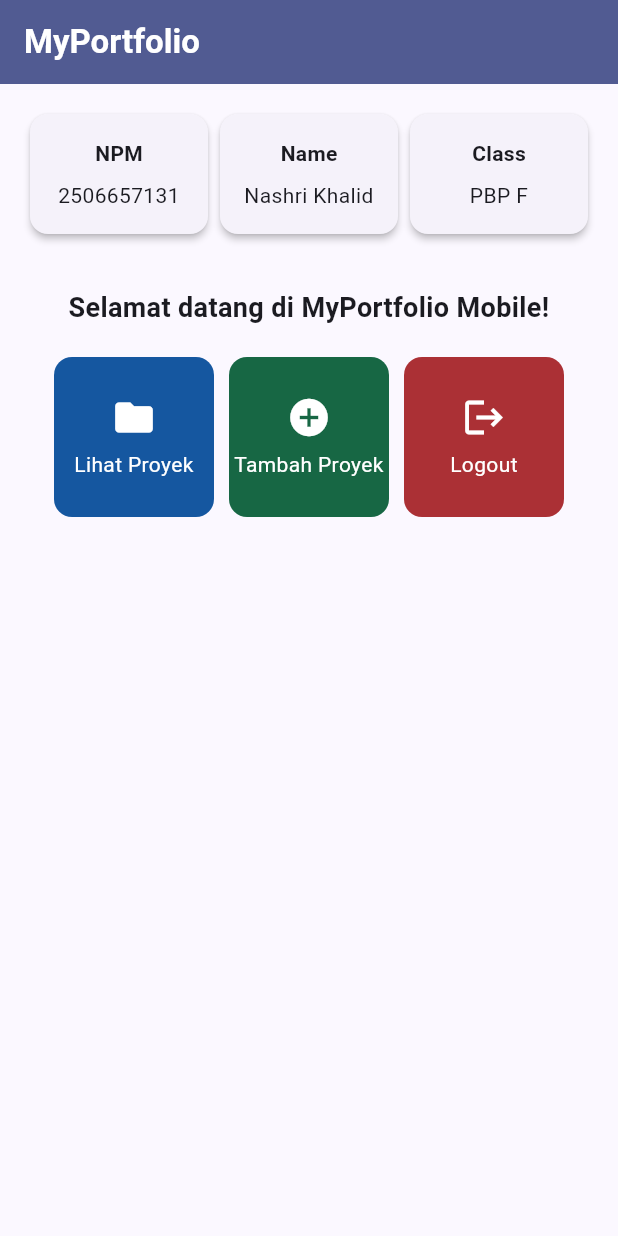
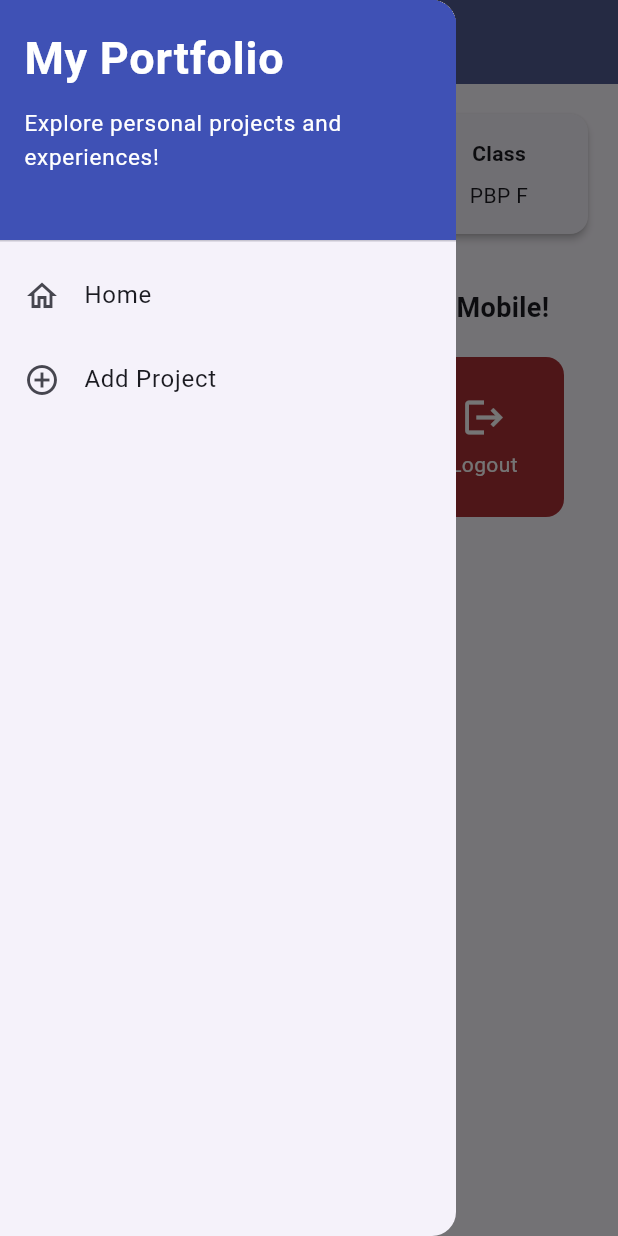
Before and after one commit to nashrikhalid/myportofolio_mobile, a Flutter app: the screen it shows after launch, with the side drawer open (before the commit the screen has no drawer), on a phone screen of 412 x 824 dp. Run offline on Flutter 3.47's test engine with Material 3 defaults, Android fonts, the phone set to English and light mode, and no system bars; our stand-ins replace material_ui.

Commit message:
feat: implement project form and navigation, update README and tests

```diff
--- a/lib/main.dart
+++ b/lib/main.dart
@@ -1,5 +1,5 @@
-import 'package:flutter/material.dart';
-import 'package:myportofolio_mobile/menu.dart';
+import 'package:material_ui/material_ui.dart';
+import 'package:myportofolio_mobile/screens/menu.dart';
 
 void main() {
   runApp(const MyApp());
--- a/lib/menu.dart
+++ b/lib/screens/menu.dart
@@ -1,4 +1,6 @@
-import 'package:flutter/material.dart';
+import 'package:material_ui/material_ui.dart';
+import 'package:myportofolio_mobile/widgets/left_drawer.dart';
+import 'package:myportofolio_mobile/widgets/project_card.dart';
 
 class MyHomePage extends StatelessWidget {
   const MyHomePage({super.key});
@@ -23,6 +25,7 @@ class MyHomePage extends StatelessWidget {
         foregroundColor: Colors.white,
         backgroundColor: Theme.of(context).colorScheme.primary,
       ),
+      drawer: const LeftDrawer(),
       body: SingleChildScrollView(
         padding: const EdgeInsets.all(16),
         child: Column(
@@ -93,41 +96,3 @@ class ItemHomepage {
   final IconData icon;
   final Color color;
 }
-
-class ItemCard extends StatelessWidget {
-  const ItemCard(this.item, {super.key});
-
-  final ItemHomepage item;
-
-  @override
-  Widget build(BuildContext context) {
-    return Material(
-      color: item.color,
-      borderRadius: BorderRadius.circular(12),
-      clipBehavior: Clip.antiAlias,
-      child: InkWell(
-        onTap: () {
-          ScaffoldMessenger.of(context)
-            ..hideCurrentSnackBar()
-            ..showSnackBar(
-              SnackBar(
-                content: Text('Kamu telah menekan tombol ${item.name}!'),
-              ),
-            );
-        },
-        child: Column(
-          mainAxisAlignment: MainAxisAlignment.center,
-          children: [
-            Icon(item.icon, color: Colors.white, size: 30),
-            const SizedBox(height: 6),
-            Text(
-              item.name,
-              textAlign: TextAlign.center,
-              style: const TextStyle(color: Colors.white),
-            ),
-          ],
-        ),
-      ),
-    );
-  }
-}
--- /dev/null
+++ b/lib/widgets/left_drawer.dart
@@ -0,0 +1,59 @@
+import 'package:material_ui/material_ui.dart';
+import 'package:myportofolio_mobile/screens/menu.dart';
+import 'package:myportofolio_mobile/screens/project_form.dart';
+
+class LeftDrawer extends StatelessWidget {
+  const LeftDrawer({super.key});
+
+  void _navigate(BuildContext context, Widget page) {
+    Navigator.pop(context);
+    Navigator.pushReplacement(
+      context,
+      MaterialPageRoute(builder: (context) => page),
+    );
+  }
+
+  @override
+  Widget build(BuildContext context) {
+    return Drawer(
+      child: ListView(
+        padding: EdgeInsets.zero,
+        children: [
+          const DrawerHeader(
+            decoration: BoxDecoration(color: Colors.indigo),
+            child: SingleChildScrollView(
+              child: Column(
+                crossAxisAlignment: CrossAxisAlignment.start,
+                children: [
+                  Text(
+                    'My Portfolio',
+                    style: TextStyle(
+                      fontSize: 30,
+                      fontWeight: FontWeight.bold,
+                      color: Colors.white,
+                    ),
+                  ),
+                  SizedBox(height: 10),
+                  Text(
+                    'Explore personal projects and experiences!',
+                    style: TextStyle(fontSize: 15, color: Colors.white),
+                  ),
+                ],
+              ),
+            ),
+          ),
+          ListTile(
+            leading: const Icon(Icons.home_outlined),
+            title: const Text('Home'),
+            onTap: () => _navigate(context, const MyHomePage()),
+          ),
+          ListTile(
+            leading: const Icon(Icons.add_circle_outline),
+            title: const Text('Add Project'),
+            onTap: () => _navigate(context, const ProjectFormPage()),
+          ),
+        ],
+      ),
+    );
+  }
+}
--- /dev/null
+++ b/lib/widgets/project_card.dart
@@ -0,0 +1,47 @@
+import 'package:material_ui/material_ui.dart';
+import 'package:myportofolio_mobile/screens/menu.dart';
+import 'package:myportofolio_mobile/screens/project_form.dart';
+
+class ItemCard extends StatelessWidget {
+  const ItemCard(this.item, {super.key});
+
+  final ItemHomepage item;
+
+  @override
+  Widget build(BuildContext context) {
+    return Material(
+      color: item.color,
+      borderRadius: BorderRadius.circular(12),
+      clipBehavior: Clip.antiAlias,
+      child: InkWell(
+        onTap: () {
+          ScaffoldMessenger.of(context)
+            ..hideCurrentSnackBar()
+            ..showSnackBar(
+              SnackBar(
+                content: Text('Kamu telah menekan tombol ${item.name}!'),
+              ),
+            );
+          if (item.name == 'Tambah Proyek') {
+            Navigator.push(
+              context,
+              MaterialPageRoute(builder: (context) => const ProjectFormPage()),
+            );
+          }
+        },
+        child: Column(
+          mainAxisAlignment: MainAxisAlignment.center,
+          children: [
+            Icon(item.icon, color: Colors.white, size: 30),
+            const SizedBox(height: 6),
+            Text(
+              item.name,
+              textAlign: TextAlign.center,
+              style: const TextStyle(color: Colors.white),
+            ),
+          ],
+        ),
+      ),
+    );
+  }
+}
--- a/pubspec.yaml
+++ b/pubspec.yaml
@@ -34,6 +34,7 @@ dependencies:
   # The following adds the Cupertino Icons font to your application.
   # Use with the CupertinoIcons class for iOS style icons.
   cupertino_icons: ^1.0.8
+  material_ui: ^1.11.1
 
 dev_dependencies:
   flutter_test:
```
Also changed, not shown: lib/screens/project_form.dart (added, +172 -0 lines), pubspec.lock, 3 other files.
